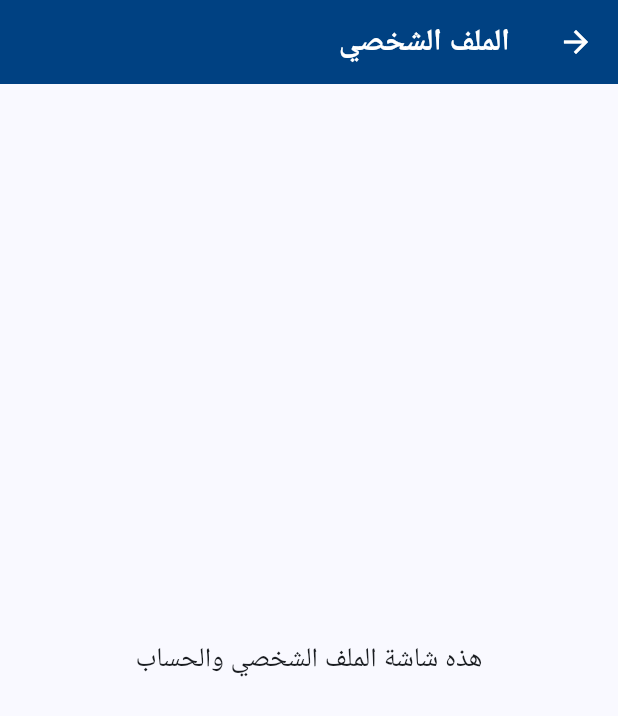
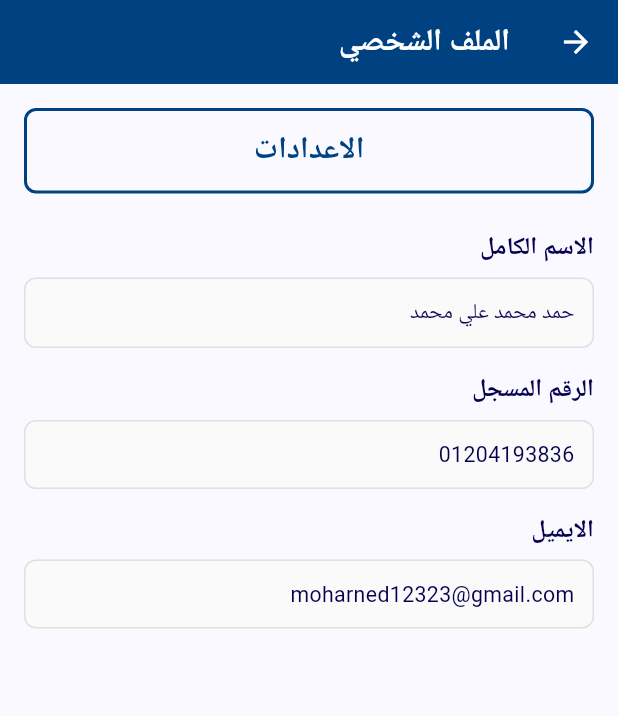
Before and after one commit to nhahub/NHA-267, a Flutter app: the ProfileScreen screen opened directly, on a phone screen of 412 x 824 dp. Shown: the top 716 px of the screen. Run offline on Flutter 3.47's test engine with Material 3 defaults, Android fonts, the phone set to English and light mode, and no system bars; our stand-ins replace auto_size_text, connectivity_plus, dartz, dio, flutter_bloc, flutter_native_splash and 7 more; accounts and stored records are empty; Roboto replaces fonts that are missing (Cairo).

Commit message:
profile_page

```diff
--- a/lib/core/utils/app_routes.dart
+++ b/lib/core/utils/app_routes.dart
@@ -4,4 +4,5 @@ class AppRoutes {
   static const String forgotPasswordRoute = '/forgotPassword';
   static const String homeRoute = '/home';
   static const String profileRoute = '/profile';
+  static const String settingsRoute='/settingsRoute';
 }
--- a/lib/features/ui/pages/home_screen/home_screen.dart
+++ b/lib/features/ui/pages/home_screen/home_screen.dart
@@ -9,6 +9,7 @@ import '../../screens/unit_request_screen.dart';
 import '../../screens/profile_screen.dart';
 import '../../screens/settings_screen.dart';
 import '../../widgets/custom_bottom_nav_bar.dart';
+import 'package:depi_graduation_project/core/utils/app_routes.dart';
 
 class HomeScreen extends StatefulWidget {
   const HomeScreen({super.key});
--- a/lib/features/ui/screens/profile_screen.dart
+++ b/lib/features/ui/screens/profile_screen.dart
@@ -1,8 +1,13 @@
 import 'package:flutter/material.dart';
 import '../../../core/utils/app_colors.dart';
 import '../../../core/utils/app_styles.dart';
+import '../../../core/utils/app_routes.dart';
 
 class ProfileScreen extends StatelessWidget {
+  final String fullName = 'حمد محمد علي محمد';
+  final String registrationNumber = '01204193836';
+  final String email = 'moharned12323@gmail.com';
+
   const ProfileScreen({super.key});
 
   @override
@@ -17,10 +22,93 @@ class ProfileScreen extends StatelessWidget {
         // 💡 حل مشكلة زر الرجوع: تحديد لون الأيقونة ليكون أبيضًا
         iconTheme: const IconThemeData(color: AppColors.whiteColor),
       ),
-      body: const Center(
-        child: Text(
-          'هذه شاشة الملف الشخصي والحساب',
-          style: TextStyle(fontSize: 18),
+      body: SingleChildScrollView(
+        padding: const EdgeInsets.all(16),
+        child: Column(
+          crossAxisAlignment: CrossAxisAlignment.start,
+          children: [
+            // Instant Book Header
+            GestureDetector(
+              onTap: () {
+                Navigator.pushNamed(context, AppRoutes.settingsRoute);
+              },
+              child: Container(
+                width: double.infinity,
+                padding: const EdgeInsets.symmetric(vertical: 12),
+                decoration: BoxDecoration(
+                  border: Border.all(color: AppColors.primaryColor, width: 2),
+                  borderRadius: BorderRadius.circular(8),
+                ),
+                child: Text(
+                  'الاعدادات',
+                  textAlign: TextAlign.center,
+                  style: AppStyles.semi20Primary.copyWith(
+                    color: AppColors.primaryColor,
+                  ),
+                ),
+              ),
+            ),
+            const SizedBox(height: 24),
+            // Full Name Field
+            Text(
+              'الاسم الكامل',
+              style: AppStyles.semi16TextWhite,
+            ),
+            const SizedBox(height: 8),
+            Container(
+              width: double.infinity,
+              padding: const EdgeInsets.symmetric(horizontal: 12, vertical: 12),
+              decoration: BoxDecoration(
+                border: Border.all(color: Colors.grey[300]!),
+                borderRadius: BorderRadius.circular(8),
+                color: Colors.grey[50],
+              ),
+              child: Text(
+                fullName,
+                style: AppStyles.regular14Text,
+              ),
+            ),
+            const SizedBox(height: 16),
+            // Registration Number Field
+            Text(
+              'الرقم المسجل',
+              style: AppStyles.semi16TextWhite,
+            ),
+            const SizedBox(height: 8),
+            Container(
+              width: double.infinity,
+              padding: const EdgeInsets.symmetric(horizontal: 12, vertical: 12),
+              decoration: BoxDecoration(
+                border: Border.all(color: Colors.grey[300]!),
+                borderRadius: BorderRadius.circular(8),
+                color: Colors.grey[50],
+              ),
+              child: Text(
+                registrationNumber,
+                style: AppStyles.regular14Text,
+              ),
+            ),
+            const SizedBox(height: 16),
+            // Email Field
+            Text(
+              'الايميل',
+              style: AppStyles.semi16TextWhite,
+            ),
+            const SizedBox(height: 8),
+            Container(
+              width: double.infinity,
+              padding: const EdgeInsets.symmetric(horizontal: 12, vertical: 12),
+              decoration: BoxDecoration(
+                border: Border.all(color: Colors.grey[300]!),
+                borderRadius: BorderRadius.circular(8),
+                color: Colors.grey[50],
+              ),
+              child: Text(
+                email,
+                style: AppStyles.regular14Text,
+              ),
+            ),
+          ],
         ),
       ),
     );
--- a/lib/main.dart
+++ b/lib/main.dart
@@ -15,7 +15,7 @@ import 'core/utils/app_theme.dart';
 import 'features/ui/auth/Login/login_screen.dart';
 import 'features/ui/pages/home_screen/home_screen.dart';
 import 'features/ui/screens/splash_screen.dart';
-
+import 'features/ui/screens/Settings_Screen.dart';
 void main() async {
   WidgetsFlutterBinding.ensureInitialized();
 
```
